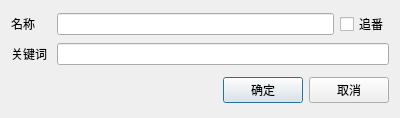
This is UiThread/AnimeAnimeNewDialog.ui in cqwlxxl/cherryme as Qt 5 draws it before an edit. The edited form follows.
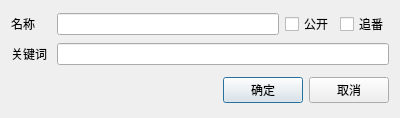
This is the edited form.

Commit message: 公开功能

Diff of the .ui file:
```diff
--- a/UiThread/AnimeAnimeNewDialog.ui
+++ b/UiThread/AnimeAnimeNewDialog.ui
@@ -32,6 +32,13 @@
      <item>
       <widget class="QLineEdit" name="lineEdit_Name"/>
      </item>
+     <item>
+      <widget class="QCheckBox" name="checkBox_Display">
+       <property name="text">
+        <string>公开</string>
+       </property>
+      </widget>
+     </item>
      <item>
       <widget class="QCheckBox" name="checkBox_Zhuifan">
        <property name="text">
```
The commit also changes 8 other files.
